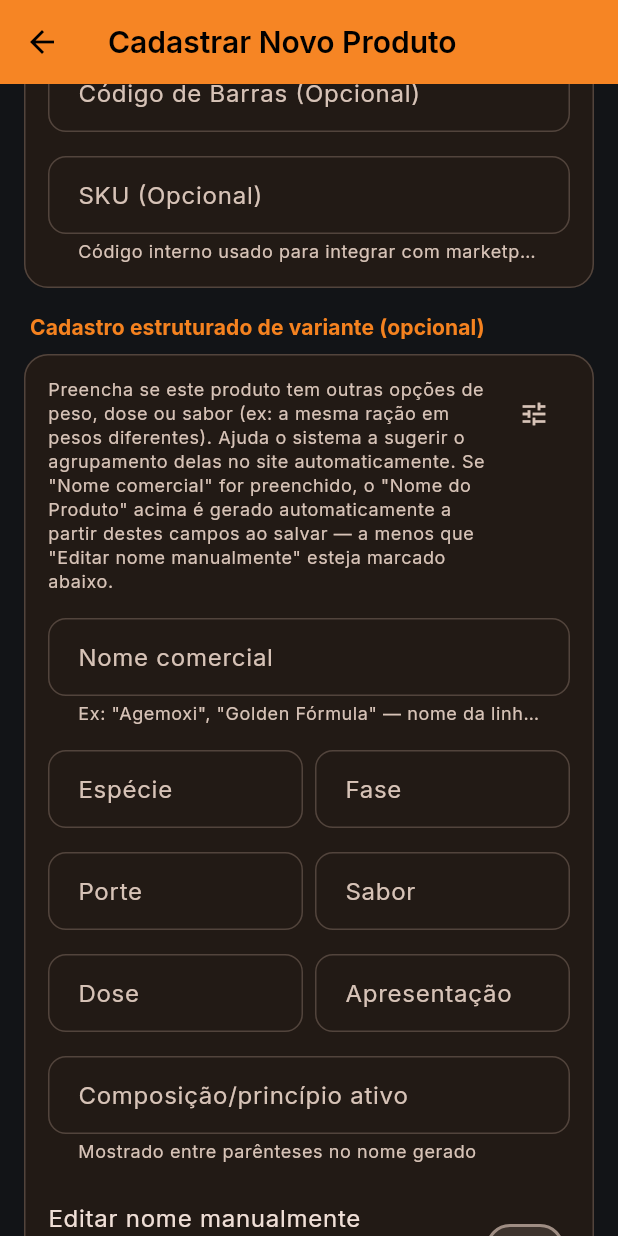
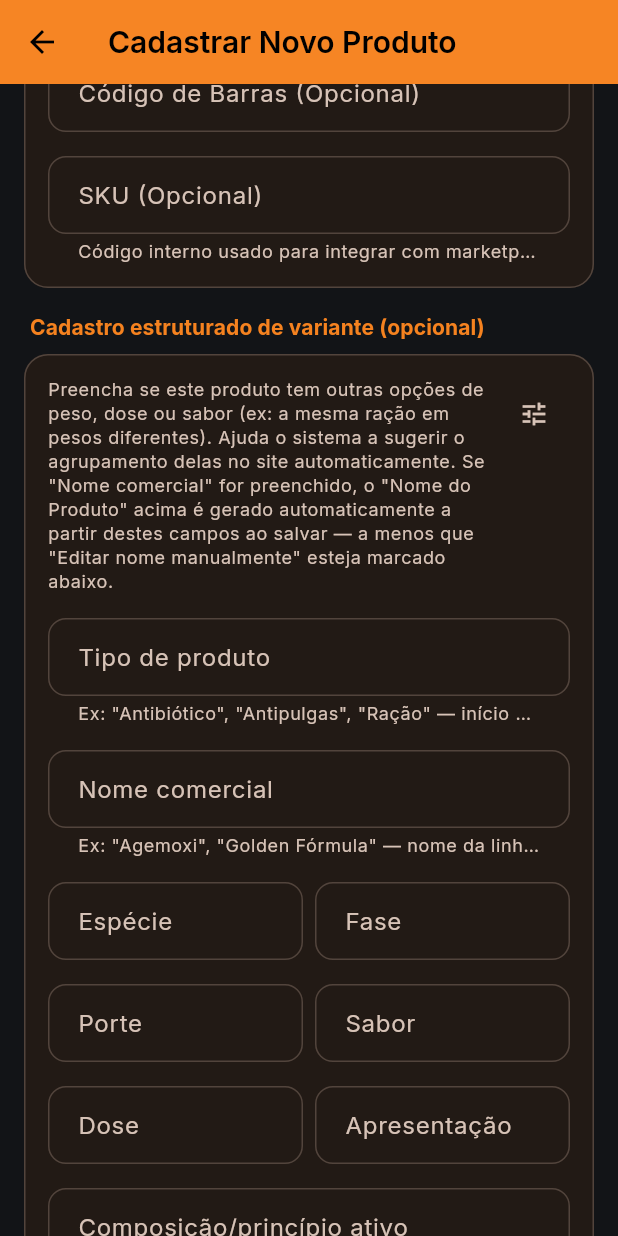
Before and after one commit to instamcd01/gestor, a Flutter app: the CadastroProdutoScreen screen opened directly, scrolled down 576 dp, on a phone screen of 412 x 824 dp. Run offline on Flutter 3.47's test engine with Material 3 defaults, Android fonts, the phone set to English and light mode, and no system bars; our stand-ins replace diacritic, file_picker, firebase_core, firebase_messaging, fl_chart, flutter_colorpicker and 8 more; missing offline and left inert: crop_your_image, dart:js_interop, excel, google_maps; accounts and stored records are empty; generated files the repository leaves out were written again; network calls fail.

Commit message:
Novo campo "Tipo de produto" — desacopla o nome gerado da categoria
Categoria é taxonomia de navegação do site (às vezes genérica como
"Farmácia", às vezes já embute espécie como "Antipulgas Cães") e usá-la
como início do nome gerado causava duplicação real ("Antipulgas Cães
NexGard ... Para Cães", "Ração para Gatos Whiskas ... Para Gatos").

- DB: coluna produtos.tipo_produto (opcional); compor_nome_produto ganha
  p_tipo_produto (parâmetro novo no fim, sem quebrar chamadores existentes
  — mas precisou de uma migration extra pra derrubar a sobrecarga antiga
  que ficou pra trás, causava "function is not unique"), preferido sobre
  categoria como início do nome, com fallback pra categoria quando vazio.
  Trigger gerar_nome_produto_estruturado atualizado (repassa o campo,
  refeito pra disparar também em UPDATE OF tipo_produto).
- Tentativa de suprimir "Para {Espécie}" quando a categoria já contém a
  espécie foi implementada e revertida na mesma sessão, a pedido — muito
  frágil, evitar duplicação agora é escolher um tipo_produto sem espécie
  embutida, não o sistema adivinhar por comparação de texto.
- Dart: Produto.tipoProduto (model/fromSupabase/toSupabaseMap), campo novo
  em CamposEstruturadosVariante (com sugestão, mesmo padrão dos outros 8),
  incluído no preview ao vivo (GeradorNomeProduto) e no vocabulário
  curado (valores_estruturados_variante).

Testado via RPC real (REST, curl): com tipo_produto preenchido não duplica
mais; sem preencher, cai pra categoria (comportamento antigo, sem a
heurística de supressão).

Co-Authored-By: Claude Sonnet 5 <noreply@anthropic.com>

```diff
--- a/lib/models/produto.dart
+++ b/lib/models/produto.dart
@@ -51,6 +51,14 @@ class Produto {
   // no banco recompõe `nome` automaticamente a partir destes campos (a menos
   // que nomeManualOverride seja true). Ver docs/superpowers/specs/2026-08-03-variantes-produto-design.md.
   String? nomeComercial;
+
+  /// Rótulo pro início do nome gerado (ex: "Antibiótico", "Antipulgas",
+  /// "Vermífugo") — separado de `categoria` porque categoria é taxonomia
+  /// de navegação do site (às vezes genérica como "Farmácia", às vezes já
+  /// embute espécie como "Antipulgas Cães") e nem sempre funciona bem como
+  /// início de nome de produto. Vazio = `compor_nome_produto` cai pra
+  /// `categoria` (comportamento de antes deste campo existir).
+  String? tipoProduto;
   String? especie;
   String? fase;
   String? porte;
@@ -120,6 +128,7 @@ class Produto {
     this.permiteFracionamento = false,
     this.revisarPreco = false,
     this.nomeComercial,
+    this.tipoProduto,
     this.especie,
     this.fase,
     this.porte,
@@ -182,6 +191,7 @@ class Produto {
       validade: row['validade']?.toString(),
       revisarPreco: row['revisar_preco'] as bool? ?? false,
       nomeComercial: row['nome_comercial']?.toString(),
+      tipoProduto: row['tipo_produto']?.toString(),
       especie: row['especie']?.toString(),
       fase: row['fase']?.toString(),
       porte: row['porte']?.toString(),
@@ -229,6 +239,7 @@ class Produto {
       'preco_concorrencia': precoConcorrencia,
       'validade': validade,
       'nome_comercial': nomeComercial,
+      'tipo_produto': tipoProduto,
       'especie': especie,
       'fase': fase,
       'porte': porte,
--- a/lib/repositories/valor_estruturado_repository.dart
+++ b/lib/repositories/valor_estruturado_repository.dart
@@ -5,6 +5,7 @@ import '../utils/busca_utils.dart';
 /// tanto no seletor de campo da tela de gerenciamento quanto em qualquer
 /// outro lugar que precise mostrar o nome de um campo pro usuário.
 const Map<String, String> rotulosCamposEstruturados = {
+  'tipo_produto': 'Tipo de produto',
   'nome_comercial': 'Nome comercial',
   'especie': 'Espécie',
   'fase': 'Fase',
--- a/lib/screens/cadastro_produto_screen.dart
+++ b/lib/screens/cadastro_produto_screen.dart
@@ -63,6 +63,7 @@ class _CadastroProdutoScreenState extends State<CadastroProdutoScreen> {
   final _empresaController = TextEditingController();
   final _fabricanteController = TextEditingController();
   final _precoConcorrenciaController = TextEditingController();
+  final _tipoProdutoController = TextEditingController();
   final _nomeComercialController = TextEditingController();
   final _especieController = TextEditingController();
   final _faseController = TextEditingController();
@@ -124,6 +125,7 @@ class _CadastroProdutoScreenState extends State<CadastroProdutoScreen> {
     _geradorNome = GeradorNomeProduto(
       nomeController: _nomeController,
       categoriaController: _categoriaController,
+      tipoProdutoController: _tipoProdutoController,
       nomeComercialController: _nomeComercialController,
       doseController: _doseController,
       composicaoController: _composicaoController,
@@ -283,6 +285,7 @@ class _CadastroProdutoScreenState extends State<CadastroProdutoScreen> {
     _empresaController.dispose();
     _fabricanteController.dispose();
     _precoConcorrenciaController.dispose();
+    _tipoProdutoController.dispose();
     _nomeComercialController.dispose();
     _especieController.dispose();
     _faseController.dispose();
@@ -331,6 +334,7 @@ class _CadastroProdutoScreenState extends State<CadastroProdutoScreen> {
       empresa: _empresaController.text.isNotEmpty ? _empresaController.text : null,
       fabricante: _fabricanteController.text.isNotEmpty ? _fabricanteController.text : null,
       nomeComercial: _nomeComercialController.text.isNotEmpty ? _nomeComercialController.text : null,
+      tipoProduto: _tipoProdutoController.text.isNotEmpty ? _tipoProdutoController.text : null,
       especie: _especieController.text.isNotEmpty ? _especieController.text : null,
       fase: _faseController.text.isNotEmpty ? _faseController.text : null,
       porte: _porteController.text.isNotEmpty ? _porteController.text : null,
@@ -408,6 +412,7 @@ class _CadastroProdutoScreenState extends State<CadastroProdutoScreen> {
     if (empresaId == null) return;
     final repository = ValorEstruturadoRepository();
     final valores = {
+      'tipo_produto': produto.tipoProduto,
       'nome_comercial': produto.nomeComercial,
       'especie': produto.especie,
       'fase': produto.fase,
@@ -573,6 +578,7 @@ class _CadastroProdutoScreenState extends State<CadastroProdutoScreen> {
               const SizedBox(height: 16.0),
 
               CamposEstruturadosVariante(
+                tipoProdutoController: _tipoProdutoController,
                 nomeComercialController: _nomeComercialController,
                 especieController: _especieController,
                 faseController: _faseController,
--- a/lib/screens/editar_produto_screen.dart
+++ b/lib/screens/editar_produto_screen.dart
@@ -55,6 +55,7 @@ class _EditarProdutoScreenState extends State<EditarProdutoScreen> {
   late TextEditingController _empresaController;
   late TextEditingController _fabricanteController;
   late TextEditingController _precoConcorrenciaController;
+  late TextEditingController _tipoProdutoController;
   late TextEditingController _nomeComercialController;
   late TextEditingController _especieController;
   late TextEditingController _faseController;
@@ -148,6 +149,7 @@ class _EditarProdutoScreenState extends State<EditarProdutoScreen> {
         TextEditingController(text: widget.produto.fabricante ?? '');
     _precoConcorrenciaController = TextEditingController(
         text: ProdutoValidators.formatarMoeda(widget.produto.precoConcorrencia));
+    _tipoProdutoController = TextEditingController(text: widget.produto.tipoProduto ?? '');
     _nomeComercialController = TextEditingController(text: widget.produto.nomeComercial ?? '');
     _especieController = TextEditingController(text: widget.produto.especie ?? '');
     _faseController = TextEditingController(text: widget.produto.fase ?? '');
@@ -180,6 +182,7 @@ class _EditarProdutoScreenState extends State<EditarProdutoScreen> {
     _geradorNome = GeradorNomeProduto(
       nomeController: _nomeController,
       categoriaController: _categoriaController,
+      tipoProdutoController: _tipoProdutoController,
       nomeComercialController: _nomeComercialController,
       doseController: _doseController,
       composicaoController: _composicaoController,
@@ -227,6 +230,7 @@ class _EditarProdutoScreenState extends State<EditarProdutoScreen> {
     _empresaController.dispose();
     _fabricanteController.dispose();
     _precoConcorrenciaController.dispose();
+    _tipoProdutoController.dispose();
     _nomeComercialController.dispose();
     _especieController.dispose();
     _faseController.dispose();
@@ -444,6 +448,7 @@ class _EditarProdutoScreenState extends State<EditarProdutoScreen> {
       unidadeMedida: widget.produto.unidadeMedida,
       permiteFracionamento: widget.produto.permiteFracionamento,
       nomeComercial: _nomeComercialController.text.isNotEmpty ? _nomeComercialController.text : null,
+      tipoProduto: _tipoProdutoController.text.isNotEmpty ? _tipoProdutoController.text : null,
       especie: _especieController.text.isNotEmpty ? _especieController.text : null,
       fase: _faseController.text.isNotEmpty ? _faseController.text : null,
       porte: _porteController.text.isNotEmpty ? _porteController.text : null,
@@ -502,6 +507,7 @@ class _EditarProdutoScreenState extends State<EditarProdutoScreen> {
     if (empresaId == null) return;
     final repository = ValorEstruturadoRepository();
     final valores = {
+      'tipo_produto': produto.tipoProduto,
       'nome_comercial': produto.nomeComercial,
       'especie': produto.especie,
       'fase': produto.fase,
@@ -762,6 +768,7 @@ class _EditarProdutoScreenState extends State<EditarProdutoScreen> {
               const SizedBox(height: 16.0),
 
               CamposEstruturadosVariante(
+                tipoProdutoController: _tipoProdutoController,
                 nomeComercialController: _nomeComercialController,
                 especieController: _especieController,
                 faseController: _faseController,
--- a/lib/utils/gerador_nome_produto.dart
+++ b/lib/utils/gerador_nome_produto.dart
@@ -19,6 +19,7 @@ import 'produto_validators.dart';
 class GeradorNomeProduto {
   final TextEditingController nomeController;
   final TextEditingController categoriaController;
+  final TextEditingController tipoProdutoController;
   final TextEditingController nomeComercialController;
   final TextEditingController doseController;
   final TextEditingController composicaoController;
@@ -42,6 +43,7 @@ class GeradorNomeProduto {
   GeradorNomeProduto({
     required this.nomeController,
     required this.categoriaController,
+    required this.tipoProdutoController,
     required this.nomeComercialController,
     required this.doseController,
     required this.composicaoController,
@@ -62,6 +64,7 @@ class GeradorNomeProduto {
 
   List<TextEditingController> get _controladoresObservados => [
         categoriaController,
+        tipoProdutoController,
         nomeComercialController,
         doseController,
         composicaoController,
@@ -108,6 +111,7 @@ class GeradorNomeProduto {
         'p_peso': ProdutoValidators.parseNumero(pesoController.text),
         'p_volume': ProdutoValidators.parseNumero(volumeController.text),
         'p_fabricante': fabricanteController.text.isEmpty ? null : fabricanteController.text,
+        'p_tipo_produto': tipoProdutoController.text.isEmpty ? null : tipoProdutoController.text,
       });
 
       if (_disposed) return;
--- a/lib/widgets/campos_estruturados_variante.dart
+++ b/lib/widgets/campos_estruturados_variante.dart
@@ -106,10 +106,11 @@ class _CampoComSugestaoState extends State<_CampoComSugestao> {
   }
 }
 
-/// Campos estruturados de variante (nome comercial, espécie, fase, porte,
-/// sabor, dose, composição, apresentação) — usados em cadastro/edição de
-/// produto. Reaproveitado entre CadastroProdutoScreen e EditarProdutoScreen
-/// pra não duplicar os 8 campos + a lógica de aviso do nome automático.
+/// Campos estruturados de variante (tipo de produto, nome comercial,
+/// espécie, fase, porte, sabor, dose, composição, apresentação) — usados
+/// em cadastro/edição de produto. Reaproveitado entre CadastroProdutoScreen
+/// e EditarProdutoScreen pra não duplicar os 9 campos + a lógica de aviso
+/// do nome automático.
 ///
 /// Todos os campos são opcionais. Quando "Nome comercial" é preenchido, o
 /// trigger `gerar_nome_produto_estruturado` do banco recompõe o campo
@@ -117,6 +118,7 @@ class _CampoComSugestaoState extends State<_CampoComSugestao> {
 /// `nomeManualOverride` esteja marcado) — ver
 /// docs/superpowers/specs/2026-08-03-variantes-produto-design.md.
 class CamposEstruturadosVariante extends StatelessWidget {
+  final TextEditingController tipoProdutoController;
   final TextEditingController nomeComercialController;
   final TextEditingController especieController;
   final TextEditingController faseController;
@@ -152,6 +154,7 @@ class CamposEstruturadosVariante extends StatelessWidget {
 
   const CamposEstruturadosVariante({
     super.key,
+    required this.tipoProdutoController,
     required this.nomeComercialController,
     required this.especieController,
     required this.faseController,
@@ -312,6 +315,13 @@ class CamposEstruturadosVariante extends StatelessWidget {
             ),
           ),
         _CampoComSugestao(
+          controller: tipoProdutoController,
+          label: 'Tipo de produto',
+          helperText: 'Ex: "Antibiótico", "Antipulgas", "Ração" — início do nome gerado '
+              '(sem categoria/sem misturar espécie, pra "Para {Espécie}" não repetir)',
+          sugestoes: sugestoesPara('tipo_produto'),
+        ),
+        _CampoComSugestao(
           controller: nomeComercialController,
           label: 'Nome comercial',
           helperText: 'Ex: "Agemoxi", "Golden Fórmula" — nome da linha/marca do produto',
```
